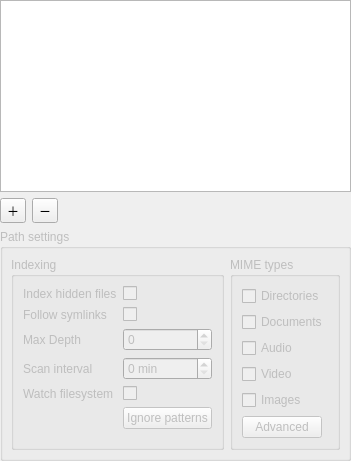
The window that files/src/configwidget.ui (albertlauncher/plugins) describes before a commit, drawn with Qt 5.
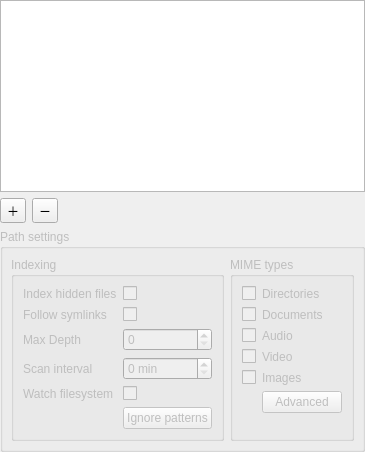
The same window after the commit.

```diff
--- a/files/src/configwidget.ui
+++ b/files/src/configwidget.ui
@@ -17,6 +17,12 @@
    </property>
    <item>
     <widget class="QListView" name="listView_paths">
+     <property name="sizePolicy">
+      <sizepolicy hsizetype="Expanding" vsizetype="MinimumExpanding">
+       <horstretch>0</horstretch>
+       <verstretch>0</verstretch>
+      </sizepolicy>
+     </property>
      <property name="editTriggers">
       <set>QAbstractItemView::NoEditTriggers</set>
      </property>
@@ -46,6 +52,12 @@
      </item>
      <item>
       <widget class="QLabel" name="label_statusbar">
+       <property name="sizePolicy">
+        <sizepolicy hsizetype="Preferred" vsizetype="Fixed">
+         <horstretch>0</horstretch>
+         <verstretch>0</verstretch>
+        </sizepolicy>
+       </property>
        <property name="text">
         <string/>
        </property>
@@ -197,43 +209,78 @@
           <property name="title">
            <string>MIME types</string>
           </property>
-          <layout class="QVBoxLayout" name="verticalLayout_3">
-           <item>
+          <layout class="QFormLayout" name="formLayout_2">
+           <item row="0" column="0">
             <widget class="QCheckBox" name="checkBox_dirs">
              <property name="text">
-              <string>Directories</string>
+              <string/>
              </property>
             </widget>
            </item>
-           <item>
+           <item row="1" column="0">
             <widget class="QCheckBox" name="checkBox_docs">
              <property name="text">
-              <string>Documents</string>
+              <string/>
              </property>
             </widget>
            </item>
-           <item>
+           <item row="2" column="0">
             <widget class="QCheckBox" name="checkBox_audio">
              <property name="text">
-              <string>Audio</string>
+              <string/>
              </property>
             </widget>
            </item>
-           <item>
+           <item row="3" column="0">
             <widget class="QCheckBox" name="checkBox_video">
              <property name="text">
-              <string>Video</string>
+              <string/>
              </property>
             </widget>
            </item>
-           <item>
+           <item row="4" column="0">
             <widget class="QCheckBox" name="checkBox_image">
              <property name="text">
+              <string/>
+             </property>
+            </widget>
+           </item>
+           <item row="0" column="1">
+            <widget class="QLabel" name="label">
+             <property name="text">
+              <string>Directories</string>
+             </property>
+            </widget>
+           </item>
+           <item row="1" column="1">
+            <widget class="QLabel" name="label_2">
+             <property name="text">
+              <string>Documents</string>
+             </property>
+            </widget>
+           </item>
+           <item row="2" column="1">
+            <widget class="QLabel" name="label_3">
+             <property name="text">
+              <string>Audio</string>
+             </property>
+            </widget>
+           </item>
+           <item row="3" column="1">
+            <widget class="QLabel" name="label_4">
+             <property name="text">
+              <string>Video</string>
+             </property>
+            </widget>
+           </item>
+           <item row="4" column="1">
+            <widget class="QLabel" name="label_5">
+             <property name="text">
               <string>Images</string>
              </property>
             </widget>
            </item>
-           <item>
+           <item row="5" column="1">
             <widget class="QPushButton" name="pushButton_mimefilters">
              <property name="sizePolicy">
               <sizepolicy hsizetype="Fixed" vsizetype="Fixed">
```
Left out of the diff: 13 changed lines with no effect on the pictures.
